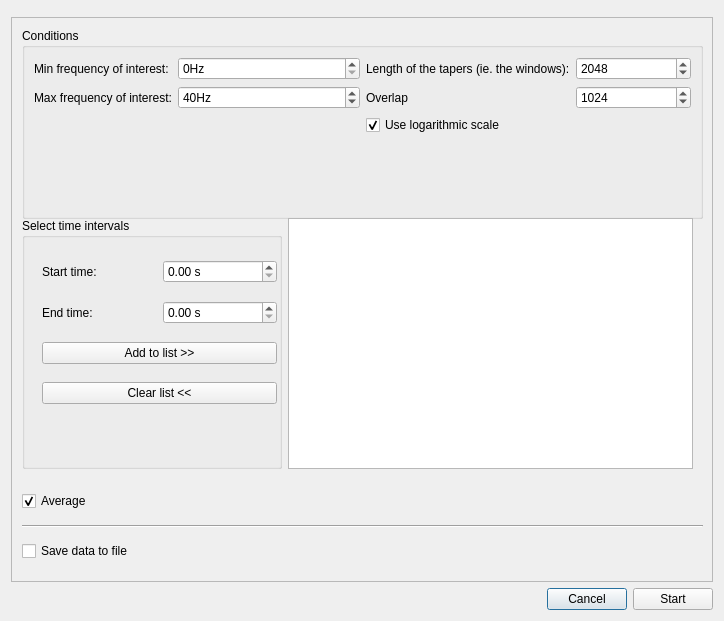
First picture: the form in qt4Designer_ui_files/powerSpectrumDialogUi.ui, repository cibr-jyu/meggie, before the edit.
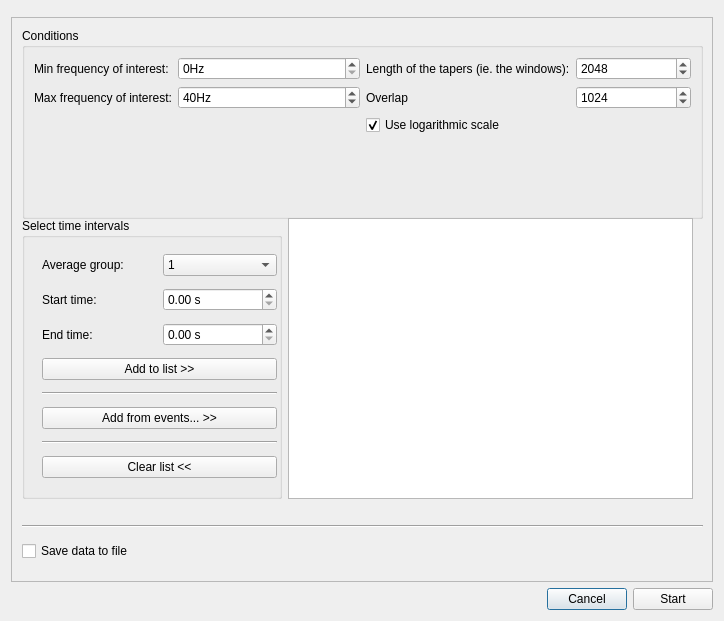
Second picture: the form after the edit.

Commit message: Do event spectrum

The edit to the form file:
```diff
--- a/qt4Designer_ui_files/powerSpectrumDialogUi.ui
+++ b/qt4Designer_ui_files/powerSpectrumDialogUi.ui
@@ -234,7 +234,7 @@
          <x>10</x>
          <y>200</y>
          <width>671</width>
-         <height>251</height>
+         <height>281</height>
         </rect>
        </property>
        <layout class="QHBoxLayout" name="horizontalLayout_3">
@@ -261,10 +261,65 @@
              <x>20</x>
              <y>30</y>
              <width>235</width>
-             <height>171</height>
+             <height>244</height>
             </rect>
            </property>
            <layout class="QVBoxLayout" name="verticalLayout">
+            <item>
+             <layout class="QHBoxLayout" name="horizontalLayout">
+              <item>
+               <widget class="QLabel" name="labelGroup">
+                <property name="text">
+                 <string>Average group:</string>
+                </property>
+               </widget>
+              </item>
+              <item>
+               <widget class="QComboBox" name="comboBoxAvgGroup">
+                <item>
+                 <property name="text">
+                  <string>1</string>
+                 </property>
+                </item>
+                <item>
+                 <property name="text">
+                  <string>2</string>
+                 </property>
+                </item>
+                <item>
+                 <property name="text">
+                  <string>3</string>
+                 </property>
+                </item>
+                <item>
+                 <property name="text">
+                  <string>4</string>
+                 </property>
+                </item>
+                <item>
+                 <property name="text">
+                  <string>5</string>
+                 </property>
+                </item>
+                <item>
+                 <property name="text">
+                  <string>6</string>
+                 </property>
+                </item>
+                <item>
+                 <property name="text">
+                  <string>7</string>
+                 </property>
+                </item>
+                <item>
+                 <property name="text">
+                  <string>8</string>
+                 </property>
+                </item>
+               </widget>
+              </item>
+             </layout>
+            </item>
             <item>
              <layout class="QHBoxLayout" name="horizontalLayout_4">
               <item>
@@ -314,6 +369,27 @@
               </property>
              </widget>
             </item>
+            <item>
+             <widget class="Line" name="line_2">
+              <property name="orientation">
+               <enum>Qt::Horizontal</enum>
+              </property>
+             </widget>
+            </item>
+            <item>
+             <widget class="QPushButton" name="pushButtonAddEvents">
+              <property name="text">
+               <string>Add from events... &gt;&gt;</string>
+              </property>
+             </widget>
+            </item>
+            <item>
+             <widget class="Line" name="line_3">
+              <property name="orientation">
+               <enum>Qt::Horizontal</enum>
+              </property>
+             </widget>
+            </item>
             <item>
              <widget class="QPushButton" name="pushButtonClear">
               <property name="text">
@@ -363,22 +439,6 @@
         <enum>Qt::Horizontal</enum>
        </property>
       </widget>
-      <widget class="QCheckBox" name="checkBoxAverage">
-       <property name="geometry">
-        <rect>
-         <x>10</x>
-         <y>470</y>
-         <width>94</width>
-         <height>26</height>
-        </rect>
-       </property>
-       <property name="text">
-        <string>Average</string>
-       </property>
-       <property name="checked">
-        <bool>true</bool>
-       </property>
-      </widget>
      </widget>
     </widget>
    </item>
```
Left out of the diff: 8 changed lines with no effect on the pictures. The commit also changes 6 other files.
